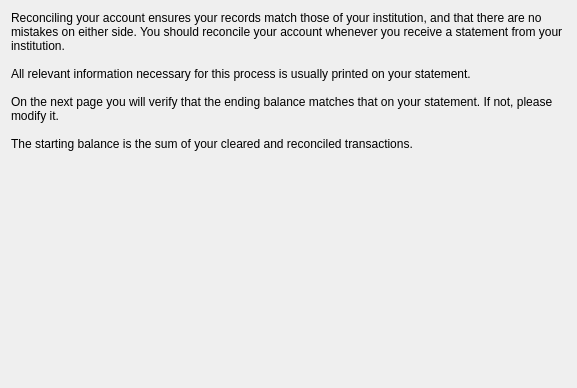
Old version of the form kmymoney/wizards/endingbalancedlg/checkingstartwizardpage.ui in the repository KDE/kmymoney.
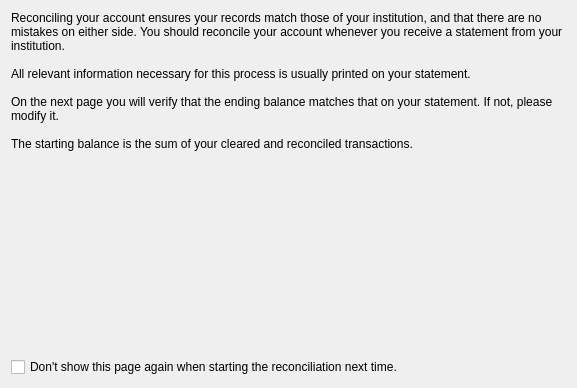
New version of the form.

Commit message:
Add feature to hide the reconciliation wizard intro page
It can only be enabled only by using the "Settings/Enable all messages"
function.

FEATURE: 489523
FIXED-IN: 5.2

What changed in the file:
```diff
--- a/kmymoney/wizards/endingbalancedlg/checkingstartwizardpage.ui
+++ b/kmymoney/wizards/endingbalancedlg/checkingstartwizardpage.ui
@@ -4,8 +4,8 @@
  <widget class="QWizardPage" name="CheckingStartWizardPage">
   <property name="geometry">
     <rect>
-     <x>6</x>
-     <y>34</y>
+    <x>0</x>
+    <y>0</y>
      <width>577</width>
      <height>388</height>
     </rect>
@@ -39,6 +39,26 @@
       </property>
      </widget>
     </item>
+   <item>
+    <spacer name="verticalSpacer">
+     <property name="orientation">
+      <enum>Qt::Vertical</enum>
+     </property>
+     <property name="sizeHint" stdset="0">
+      <size>
+       <width>20</width>
+       <height>40</height>
+      </size>
+     </property>
+    </spacer>
+   </item>
+   <item>
+    <widget class="QCheckBox" name="m_skipIntroPage">
+     <property name="text">
+      <string>Don't show this page again when starting the reconciliation next time.</string>
+     </property>
+    </widget>
+   </item>
    </layout>
  </widget>
  <resources/>
```
Left out of the diff: 21 changed lines with no effect on the pictures. Lines whose indentation alone changed are shown as unchanged. The commit also changes 3 other files.
